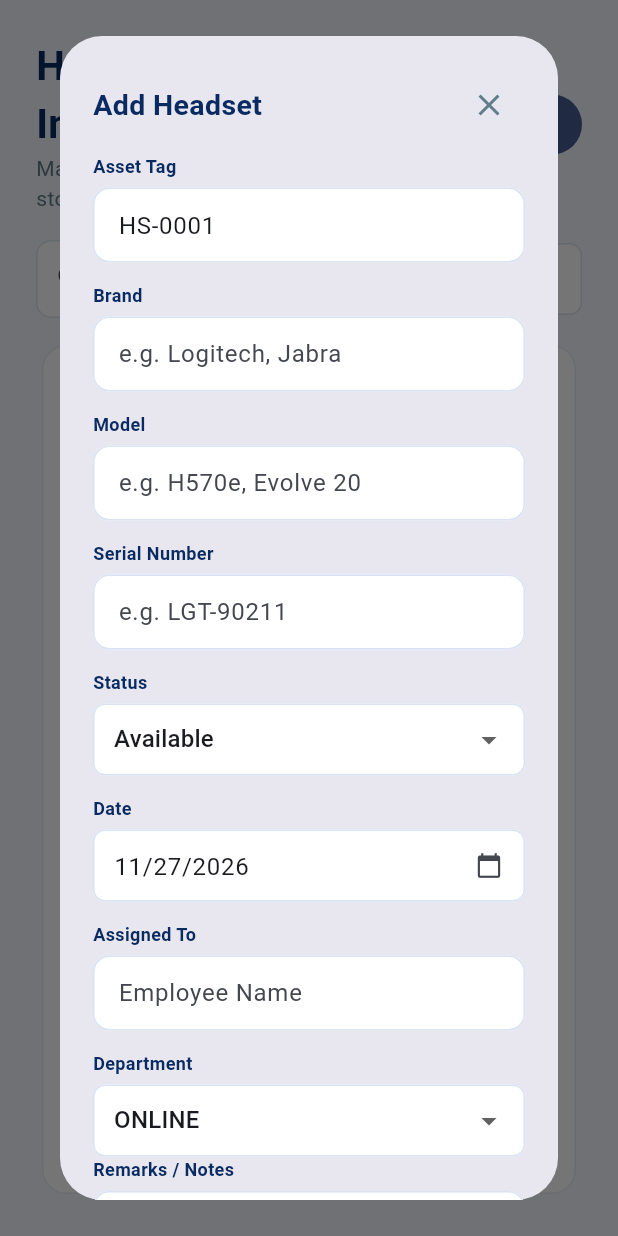
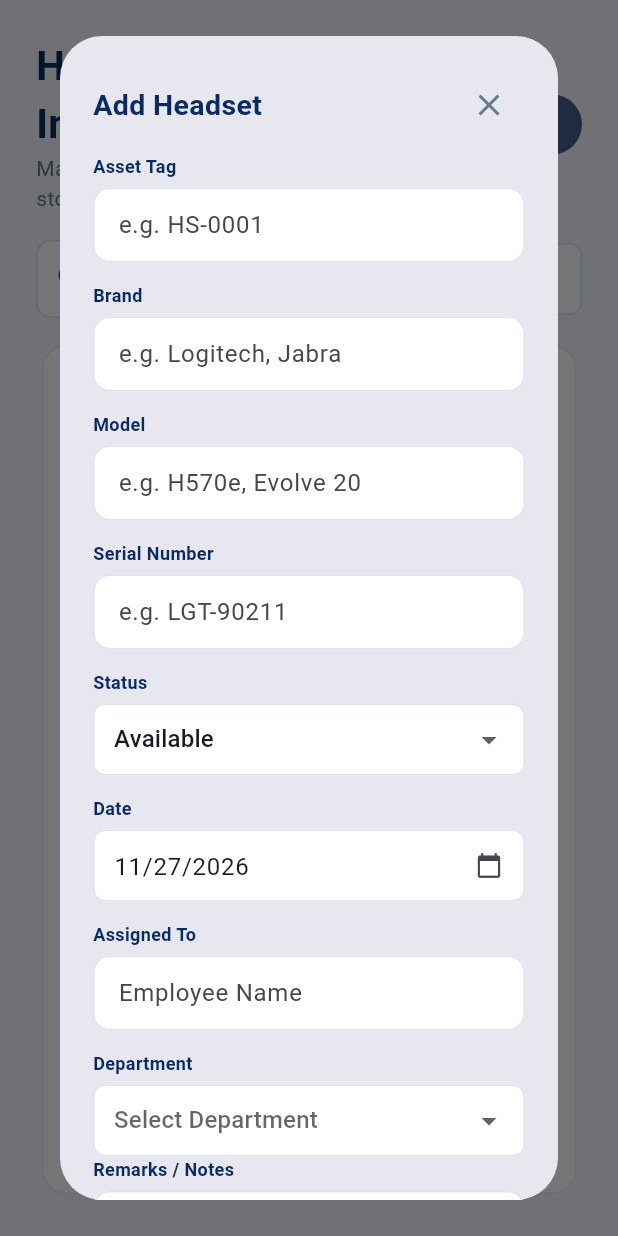
Before and after one commit to hcducusinithelpdesk-ux/headset-inventory, a Flutter app: the InventoryPage widget shown alone on an empty page, opened directly with empty values, after a tap on "Add Headset", on a phone screen of 412 x 824 dp. Run offline on Flutter 3.47's test engine with Material 3 defaults, Android fonts, the phone set to English and light mode, and no system bars; our stand-ins replace shared_preferences; accounts and stored records are empty; network calls fail; Roboto replaces fonts that are missing (Arial).

Commit message:
Start asset tag and department fields blank

```diff
--- a/lib/main.dart
+++ b/lib/main.dart
@@ -579,7 +579,7 @@ class _InventoryPageState extends State<InventoryPage>{
 
   Future<void> _addHeadset() async{
     if(widget.readOnly)return;
-    final tag=TextEditingController(text:_nextAssetTag());
+    final tag=TextEditingController();
     final brand=TextEditingController();
     final model=TextEditingController();
     final serial=TextEditingController();
@@ -587,7 +587,7 @@ class _InventoryPageState extends State<InventoryPage>{
     final notes=TextEditingController();
     final date=TextEditingController(text:DateFormat('MM/dd/yyyy').format(DateTime.now()));
     var status='Available';
-    var department='ONLINE';
+    String? department;
     var createdAt=DateTime.now();
     final shouldSave=await showDialog<bool>(context:context,builder:(dialogContext)=>StatefulBuilder(builder:(dialogContext,setDialogState)=>Dialog(
       child:SizedBox(width:420,child:SingleChildScrollView(padding:const EdgeInsets.all(22),child:Column(mainAxisSize:MainAxisSize.min,children:[
@@ -596,7 +596,7 @@ class _InventoryPageState extends State<InventoryPage>{
           IconButton(tooltip:'Close',onPressed:()=>Navigator.pop(dialogContext,false),icon:const Icon(Icons.close,color:Colors.blueGrey)),
         ]),
         const SizedBox(height:8),
-        _addFormField('Asset Tag',tag,'HS-0001'),
+        _addFormField('Asset Tag',tag,'e.g. HS-0001'),
         _addFormField('Brand',brand,'e.g. Logitech, Jabra'),
         _addFormField('Model',model,'e.g. H570e, Evolve 20'),
         _addFormField('Serial Number',serial,'e.g. LGT-90211'),
@@ -628,9 +628,9 @@ class _InventoryPageState extends State<InventoryPage>{
           const Text('Department',style:TextStyle(fontSize:12,fontWeight:FontWeight.w600,color:navy)),
           const SizedBox(height:6),
           DropdownButtonFormField<String>(
-            value:department,decoration:_cellDecoration(),isExpanded:true,
+            value:department,hint:const Text('Select Department'),decoration:_cellDecoration(),isExpanded:true,
             items:['ONLINE','BOOTH','SGM','UNO DIGITAL BANK'].map((value)=>DropdownMenuItem(value:value,child:Text(value))).toList(),
-            onChanged:(value){if(value!=null)setDialogState(()=>department=value);},
+            onChanged:(value)=>setDialogState(()=>department=value),
           ),
         ]),
         _addFormField('Remarks / Notes',notes,'e.g. USB Headset, Wireless'),
@@ -652,8 +652,8 @@ class _InventoryPageState extends State<InventoryPage>{
       return;
     }
     createdAt=enteredDate;
-    if(tag.text.trim().isEmpty||brand.text.trim().isEmpty||model.text.trim().isEmpty){
-      ScaffoldMessenger.of(context).showSnackBar(const SnackBar(content:Text('Asset Tag, Brand, and Model are required.')));
+    if(tag.text.trim().isEmpty||brand.text.trim().isEmpty||model.text.trim().isEmpty||department==null){
+      ScaffoldMessenger.of(context).showSnackBar(const SnackBar(content:Text('Asset Tag, Brand, Model, and Department are required.')));
       tag.dispose();brand.dispose();model.dispose();serial.dispose();assignedTo.dispose();notes.dispose();date.dispose();
       return;
     }
@@ -664,7 +664,7 @@ class _InventoryPageState extends State<InventoryPage>{
     }
     final headset=Headset(
       id:DateTime.now().microsecondsSinceEpoch.toString(),tag:tag.text.trim(),brand:brand.text.trim(),model:model.text.trim(),
-      serial:serial.text.trim(),status:status,assignedTo:assignedTo.text.trim(),department:department,
+      serial:serial.text.trim(),status:status,assignedTo:assignedTo.text.trim(),department:department!,
       notes:notes.text.trim(),createdAt:createdAt,
     );
     try{
```
